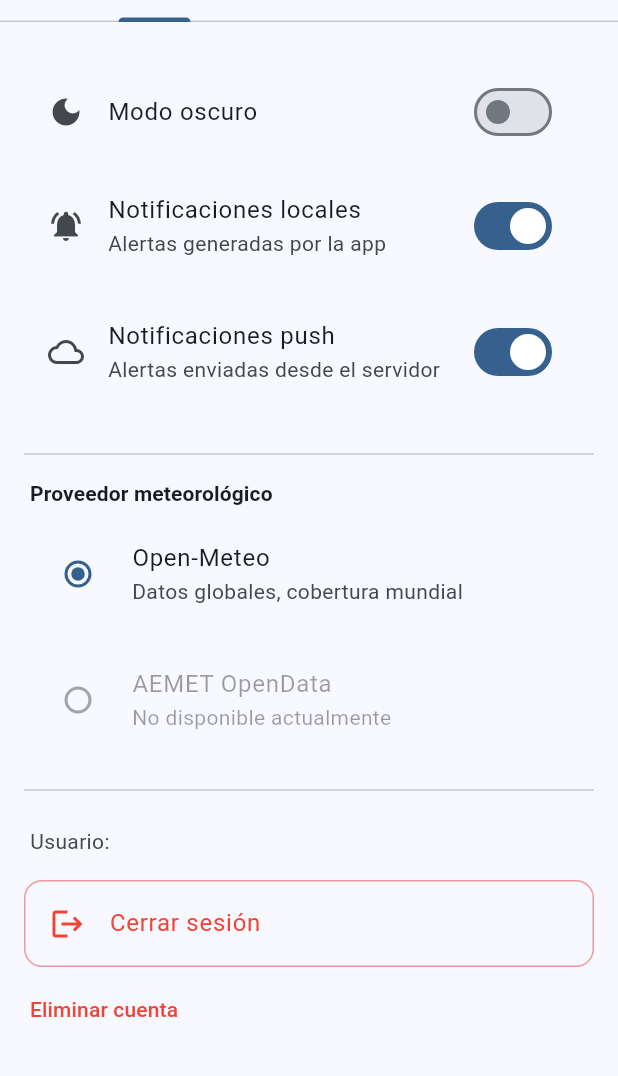
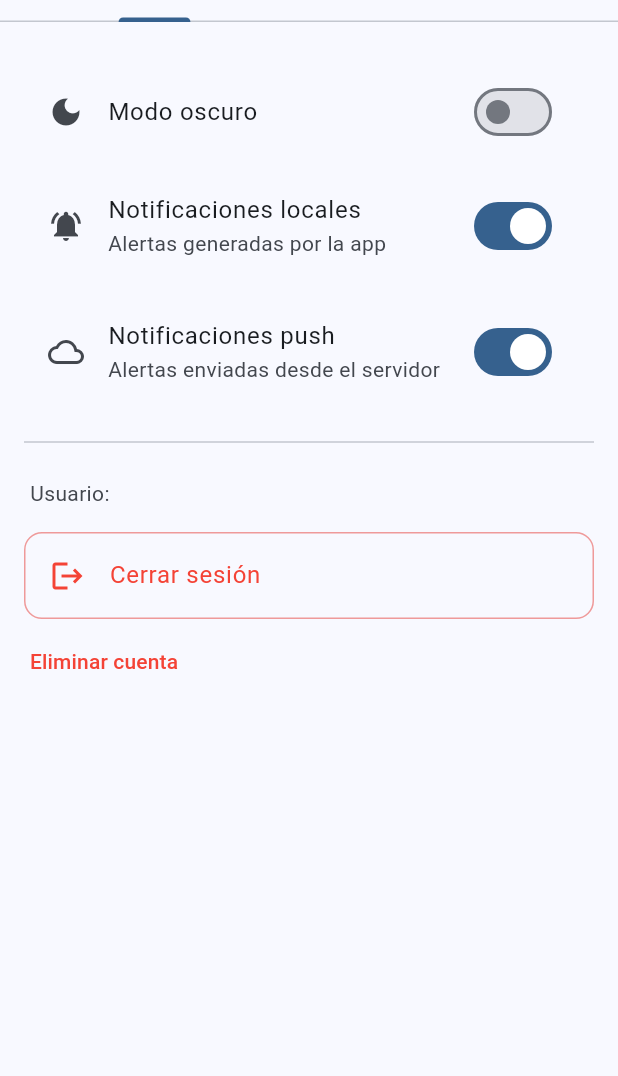
Before and after one commit to jugomo/meteo_alert, a Flutter app: the SettingsScreen screen opened directly, on a phone screen of 412 x 824 dp, the part 134-1210 px from its top. Run offline on Flutter 3.47's test engine with Material 3 defaults, Android fonts, the phone set to English and light mode, and no system bars; our stand-ins replace firebase_auth, firebase_core, firebase_database, firebase_messaging, flutter_local_notifications, package_info_plus and 2 more; missing offline and left inert: dart:js_interop; accounts and stored records are empty; generated files the repository leaves out were written again.

Commit message:
refactorize provider picker.

```diff
--- a/app/lib/data/models/alert.dart
+++ b/app/lib/data/models/alert.dart
@@ -3,6 +3,9 @@ enum WeatherProvider {
   aemet;
 
   String get id => this == WeatherProvider.aemet ? 'aemet' : 'openMeteo';
+
+  String get label =>
+      this == WeatherProvider.aemet ? 'AEMET OpenData' : 'Open-Meteo';
 
   static WeatherProvider fromId(String? id) =>
       id == 'aemet' ? WeatherProvider.aemet : WeatherProvider.openMeteo;
--- a/app/lib/presentation/screens/settings_screen.dart
+++ b/app/lib/presentation/screens/settings_screen.dart
@@ -5,11 +5,8 @@ import 'package:firebase_messaging/firebase_messaging.dart';
 import 'package:flutter/material.dart';
 import 'package:package_info_plus/package_info_plus.dart';
 
-import '../../core/aemet_config.dart';
 import '../../core/notification_prefs.dart';
 import '../../core/theme_notifier.dart';
-import '../../core/weather_provider_prefs.dart';
-import '../../data/models/alert.dart';
 import '../../data/repositories/auth_repository.dart';
 
 const _dbUrl =
@@ -186,53 +183,6 @@ class _SettingsTab extends StatelessWidget {
             ),
           ),
         ),
-        const SizedBox(height: 24),
-        const Divider(),
-        const SizedBox(height: 8),
-        Padding(
-          padding: const EdgeInsets.symmetric(horizontal: 4),
-          child: Text(
-            'Proveedor meteorológico',
-            style: Theme.of(context)
-                .textTheme
-                .titleSmall
-                ?.copyWith(fontWeight: FontWeight.bold),
-          ),
-        ),
-        const SizedBox(height: 8),
-        ValueListenableBuilder<WeatherProvider>(
-          valueListenable: weatherProviderPrefs.provider,
-          builder: (context, provider, _) => RadioGroup<WeatherProvider>(
-            groupValue: provider,
-            onChanged: (v) => weatherProviderPrefs.setProvider(v!),
-            child: Column(
-              children: [
-                RadioListTile<WeatherProvider>(
-                  title: const Text('Open-Meteo'),
-                  subtitle: const Text('Datos globales, cobertura mundial'),
-                  value: WeatherProvider.openMeteo,
-                  shape: RoundedRectangleBorder(
-                    borderRadius: BorderRadius.circular(12),
-                  ),
-                ),
-                const SizedBox(height: 12),
-                RadioListTile<WeatherProvider>(
-                  title: const Text('AEMET OpenData'),
-                  subtitle: Text(
-                    AemetConfig.isAvailable
-                        ? 'Predicción oficial (solo España)'
-                        : 'No disponible actualmente',
-                  ),
-                  value: WeatherProvider.aemet,
-                  enabled: AemetConfig.isAvailable,
-                  shape: RoundedRectangleBorder(
-                    borderRadius: BorderRadius.circular(12),
-                  ),
-                ),
-              ],
-            ),
-          ),
-        ),
         const SizedBox(height: 16),
         const Divider(),
         const SizedBox(height: 8),
--- a/app/lib/presentation/widgets/alert_detail_view.dart
+++ b/app/lib/presentation/widgets/alert_detail_view.dart
@@ -146,6 +146,10 @@ class _AlertDetailViewState extends State<AlertDetailView> {
                 runSpacing: 4,
                 children: [
                   SummaryChip(
+                    icon: Icons.cloud_outlined,
+                    label: alert.provider.label,
+                  ),
+                  SummaryChip(
                     icon: Icons.calendar_today,
                     label: '${alert.forecastDays} días',
                   ),
```
Also changed, not shown: app/lib/presentation/widgets/create_alert_sheet.dart (+38 -0 lines).
